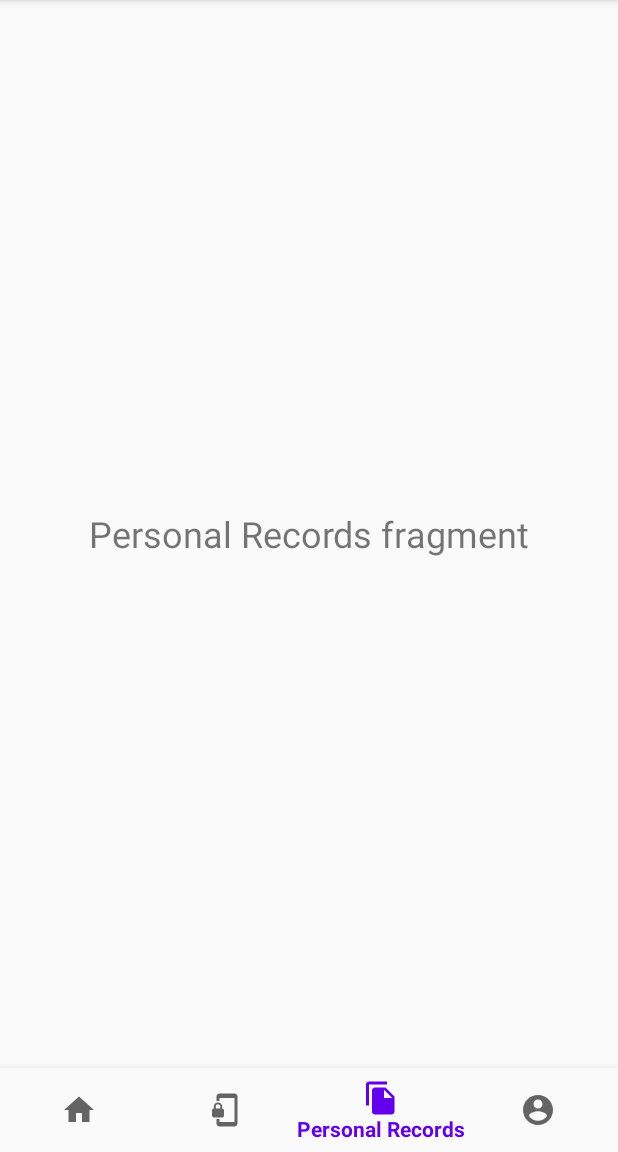
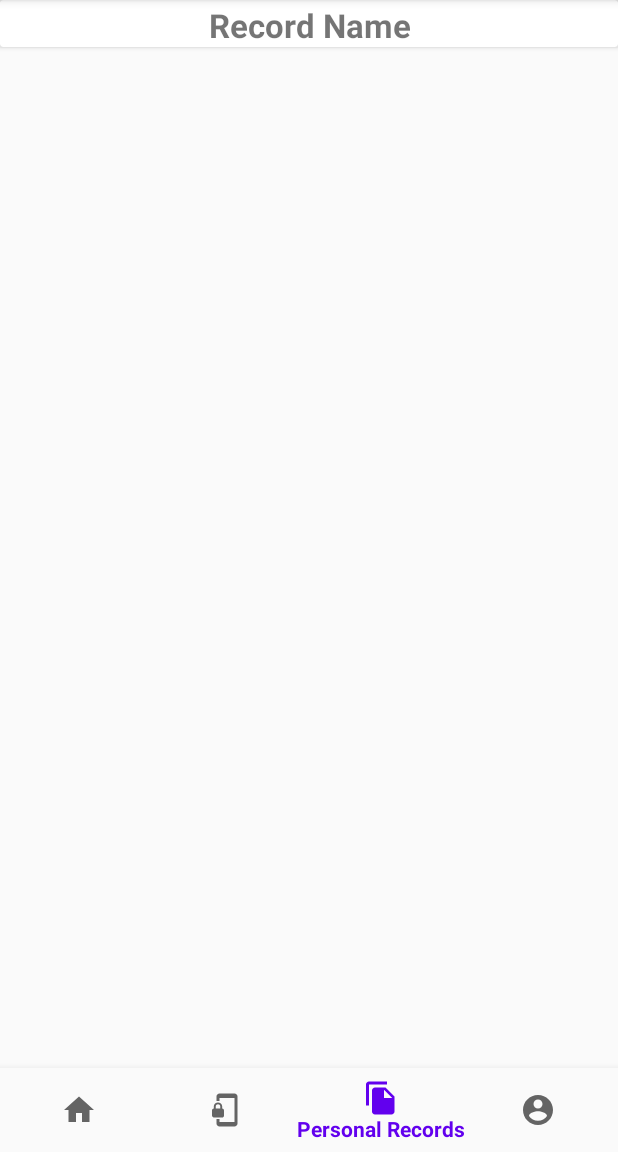
Before and after one commit to syedazan01/ProtectionApp, an Android app: the fragment PersonalRecordFragment placed in its activity, item 3 of the bottom bar chosen, on a phone screen of 412 x 824 dp, the part 84-1236 px from its top. Run offline under Robolectric (Android 15) with nearby library versions, the phone set to English and light mode, and no system bars.

Commit message:
Azan:Personal Record

```diff
--- /dev/null
+++ b/app/src/main/java/com/example/protectionapp/adapters/PersonalRecordAdapter.java
@@ -0,0 +1,45 @@
+package com.example.protectionapp.adapters;
+
+import android.view.LayoutInflater;
+import android.view.View;
+import android.view.ViewGroup;
+
+import androidx.annotation.NonNull;
+import androidx.recyclerview.widget.RecyclerView;
+
+import com.example.protectionapp.R;
+import com.example.protectionapp.model.PersonalRecord;
+
+import java.util.List;
+
+public class PersonalRecordAdapter extends RecyclerView.Adapter<PersonalRecordAdapter.PersonalRecordHolder> {
+    List<PersonalRecord> recordList;
+
+
+    public PersonalRecordAdapter(List<PersonalRecord> recordList) {
+        this.recordList=recordList;
+    }
+
+    @NonNull
+    @Override
+    public PersonalRecordHolder onCreateViewHolder(@NonNull ViewGroup parent, int viewType) {
+        View view= LayoutInflater.from(parent.getContext()).inflate(R.layout.rowitem_personalrecords,parent,false);
+        return new PersonalRecordHolder(view);
+    }
+
+    @Override
+    public void onBindViewHolder(@NonNull PersonalRecordHolder holder, int position) {
+
+    }
+
+    @Override
+    public int getItemCount() {
+        return recordList.size();
+    }
+
+    public class PersonalRecordHolder extends RecyclerView.ViewHolder{
+        public PersonalRecordHolder(@NonNull View itemView) {
+            super(itemView);
+        }
+    }
+}
--- a/app/src/main/java/com/example/protectionapp/fragments/PersonalRecordFragment.java
+++ b/app/src/main/java/com/example/protectionapp/fragments/PersonalRecordFragment.java
@@ -3,64 +3,52 @@ package com.example.protectionapp.fragments;
 import android.os.Bundle;
 
 import androidx.fragment.app.Fragment;
+import androidx.recyclerview.widget.LinearLayoutManager;
+import androidx.recyclerview.widget.RecyclerView;
 
 import android.view.LayoutInflater;
 import android.view.View;
 import android.view.ViewGroup;
 
 import com.example.protectionapp.R;
+import com.example.protectionapp.adapters.PersonalRecordAdapter;
+import com.example.protectionapp.model.PersonalRecord;
 
-/**
- * A simple {@link Fragment} subclass.
- * Use the {@link PersonalRecordFragment#newInstance} factory method to
- * create an instance of this fragment.
- */
+import java.util.ArrayList;
+import java.util.List;
+
+
 public class PersonalRecordFragment extends Fragment {
-
-    // TODO: Rename parameter arguments, choose names that match
-    // the fragment initialization parameters, e.g. ARG_ITEM_NUMBER
-    private static final String ARG_PARAM1 = "param1";
-    private static final String ARG_PARAM2 = "param2";
-
-    // TODO: Rename and change types of parameters
-    private String mParam1;
-    private String mParam2;
 
     public PersonalRecordFragment() {
         // Required empty public constructor
     }
 
-    /**
-     * Use this factory method to create a new instance of
-     * this fragment using the provided parameters.
-     *
-     * @param param1 Parameter 1.
-     * @param param2 Parameter 2.
-     * @return A new instance of fragment PersonalRecordFragment.
-     */
-    // TODO: Rename and change types and number of parameters
-    public static PersonalRecordFragment newInstance(String param1, String param2) {
-        PersonalRecordFragment fragment = new PersonalRecordFragment();
-        Bundle args = new Bundle();
-        args.putString(ARG_PARAM1, param1);
-        args.putString(ARG_PARAM2, param2);
-        fragment.setArguments(args);
-        return fragment;
-    }
-
-    @Override
-    public void onCreate(Bundle savedInstanceState) {
-        super.onCreate(savedInstanceState);
-        if (getArguments() != null) {
-            mParam1 = getArguments().getString(ARG_PARAM1);
-            mParam2 = getArguments().getString(ARG_PARAM2);
-        }
-    }
+    RecyclerView rvpersonalRecords;
+    List<PersonalRecord> recordList;
 
     @Override
     public View onCreateView(LayoutInflater inflater, ViewGroup container,
                              Bundle savedInstanceState) {
         // Inflate the layout for this fragment
-        return inflater.inflate(R.layout.fragment_personal_record, container, false);
+        View view =inflater.inflate(R.layout.fragment_personal_record, container, false);
+        rvpersonalRecords=view.findViewById(R.id.recycler_view_records);
+        rvpersonalRecords.setHasFixedSize(true);
+        rvpersonalRecords.setLayoutManager(new LinearLayoutManager(getContext()));
+        initData();
+        rvpersonalRecords.setAdapter(new PersonalRecordAdapter(recordList));
+        return view;
+
+
+    }
+
+    private void initData() {
+        recordList = new ArrayList<>();
+        recordList.add(new PersonalRecord("Aadhar"));
+        recordList.add(new PersonalRecord("PAN"));
+        recordList.add(new PersonalRecord("Driving License"));
+        recordList.add(new PersonalRecord("Bank"));
+        recordList.add(new PersonalRecord("ATM"));
+        recordList.add(new PersonalRecord("Voter ID"));
     }
 }
--- /dev/null
+++ b/app/src/main/java/com/example/protectionapp/model/PersonalRecord.java
@@ -0,0 +1,18 @@
+package com.example.protectionapp.model;
+
+public class PersonalRecord {
+
+    String recordsName;
+
+    public PersonalRecord(String recordsName) {
+        this.recordsName = recordsName;
+    }
+
+    public String getRecordsName() {
+        return recordsName;
+    }
+
+    public void setRecordsName(String recordsName) {
+        this.recordsName = recordsName;
+    }
+}
--- a/app/src/main/res/layout/fragment_personal_record.xml
+++ b/app/src/main/res/layout/fragment_personal_record.xml
@@ -5,12 +5,16 @@
     android:layout_height="match_parent"
     tools:context=".fragments.PersonalRecordFragment">
 
-    <!-- TODO: Update blank fragment layout -->
-    <TextView
-        android:layout_width="wrap_content"
-        android:layout_height="wrap_content"
-        android:textSize="24sp"
-        android:layout_gravity="center"
-        android:text="@string/personal_record_fragment" />
+
+<androidx.recyclerview.widget.RecyclerView
+    android:layout_width="match_parent"
+    android:layout_height="match_parent"
+    android:id="@+id/recycler_view_records">
+
+
+
+</androidx.recyclerview.widget.RecyclerView>
+
+
 
 </FrameLayout>
--- /dev/null
+++ b/app/src/main/res/layout/rowitem_personalrecords.xml
@@ -0,0 +1,28 @@
+<?xml version="1.0" encoding="utf-8"?>
+<RelativeLayout xmlns:android="http://schemas.android.com/apk/res/android"
+    android:layout_width="match_parent"
+    android:layout_height="match_parent">
+
+    <androidx.cardview.widget.CardView
+        android:layout_width="match_parent"
+        android:layout_height="wrap_content">
+
+        <LinearLayout
+            android:layout_width="match_parent"
+            android:layout_height="wrap_content"
+            android:orientation="vertical">
+
+            <TextView
+                android:layout_width="match_parent"
+                android:layout_height="wrap_content"
+                android:id="@+id/recordname"
+                android:text="Record Name"
+                android:gravity="center"
+                android:layout_marginTop="2dp"
+                android:textStyle="bold"
+                android:textSize="22sp"/>
+        </LinearLayout>
+
+    </androidx.cardview.widget.CardView>
+
+</RelativeLayout>
```
